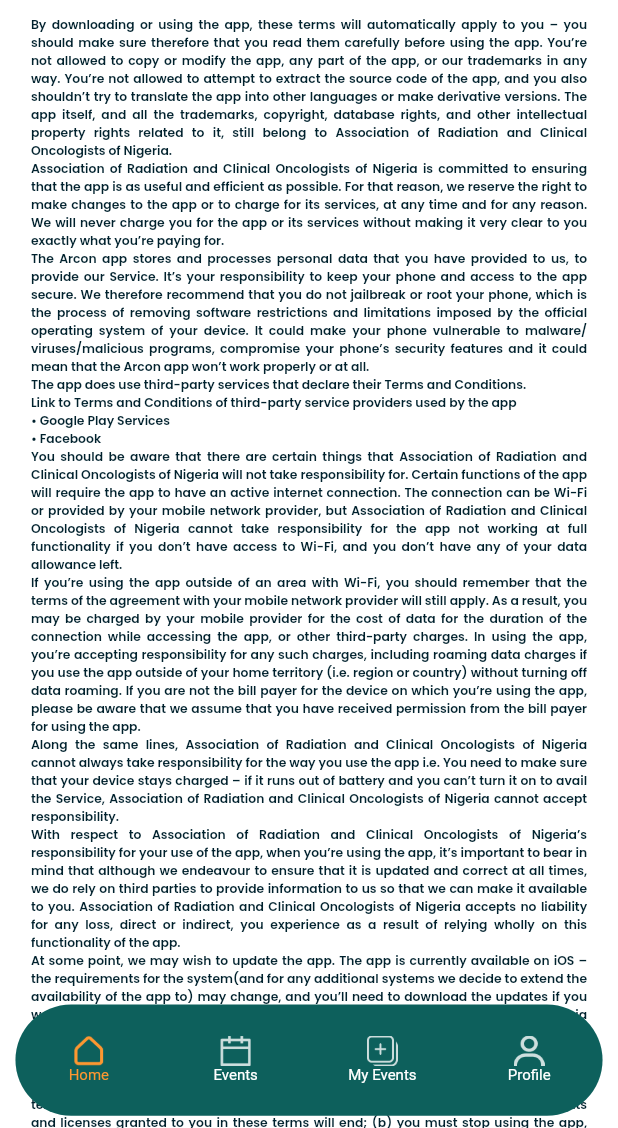
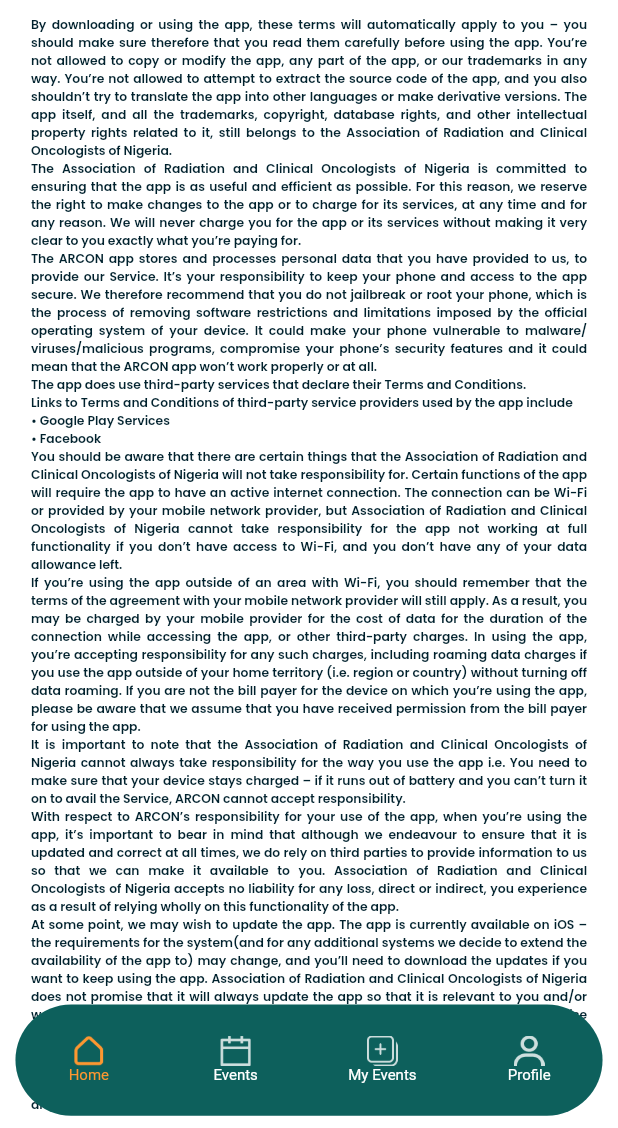
Before and after one commit to matthitachi/Arcon_app, a Flutter app: the Terms screen opened directly, on a phone screen of 412 x 824 dp, the part 108-1236 px from its top. Run offline on Flutter 3.47's test engine with Material 2 defaults, Android fonts, the light colour scheme and no system bars; our stand-ins replace dio, flutter_easyloading, get_it, google_fonts, jiffy, shared_preferences and 1 more; missing offline and left inert: advance_pdf_viewer, flutter_paystack; accounts and stored records are empty; network calls fail; statements that could not run were skipped.

Commit message:
policy, terms and profile page worked on. delete added to profile

```diff
--- a/lib/main.dart
+++ b/lib/main.dart
@@ -38,6 +38,7 @@ class MyApp extends StatelessWidget {
   @override
   Widget build(BuildContext context) {
     return MaterialApp(
+      debugShowCheckedModeBanner: false,
       title: 'ARCON',
       theme: ThemeData(
         // This is the theme of your application.
--- a/lib/views/policy.dart
+++ b/lib/views/policy.dart
@@ -115,11 +115,13 @@ class _policyState extends State<policy> {
                           padding: EdgeInsets.symmetric(vertical: 10),
                           child:
                           Text(
-                            "Association of Radiation and Clinical Oncologists of Nigeria built the Arcon app as an Ad Supported app. This SERVICE is provided by Association of Radiation and Clinical Oncologists of Nigeria at no cost and is intended for use as is."
-                                "This page is used to inform visitors regarding our policies with the collection, use, and disclosure of Personal Information if anyone decided to use our Service."
-                                "If you choose to use our Service, then you agree to the collection and use of information in relation to this policy. The Personal Information that we collect is used for providing and improving the Service. We will not use or share your information with anyone except as described in this Privacy Policy."
-                                "The terms used in this Privacy Policy have the same meanings as in our Terms and Conditions, which are accessible at Arcon unless otherwise defined in this Privacy Policy."
-                            ,
+                            "The ARCON app was built by the ASSOCIATION OF RADIATION AND CLINICAL ONCOLOGISTS OF NIGERIA "
+                                "as an Ad supported app. This service is provided by ARCON at no cost and is intended for such use. Communication "
+                                "regarding our policies with respect to the collection, use and disclosure of personal information about "
+                                "visitors to the app is provided on this page. By opting to use this app, you agree to allow us collect and "
+                                "use information for the purpose of providing and improving the service. No part of the information collected will "
+                                "be used or shared with anyone except as described in this private policy. The terms used in this private policy have "
+                                "the same meanings as in our Terms and Conditions, which are accessible at ARCON unless otherwise defined in this private policy.",
                             textAlign: TextAlign.justify,
                             style: GoogleFonts.poppins(
                               color: mainColor,
@@ -183,7 +185,8 @@ class _policyState extends State<policy> {
                           padding: EdgeInsets.symmetric(vertical: 10),
                           child:
                           Text(
-                            "We want to inform you that whenever you use our Service, in a case of an error in the app we collect data and information (through third-party products) on your phone called Log Data. This Log Data may include information such as your device Internet Protocol (“IP”) address, device name, operating system version, the configuration of the app when utilizing our Service, the time and date of your use of the Service, and other statistics."
+                            "Kindly be informed that in case of an error in the app while using our service, we collect data and information (through third party products) on your phone called log data. This data may include information such as your "
+                                "device internet protocol (‘IP’) address, device name, operating system version, configuration of the app while using our service, date of service utilization, time of service utilization and other relevant statistics."
                             ,
                             textAlign: TextAlign.justify,
                             style: GoogleFonts.poppins(
@@ -344,7 +347,8 @@ class _policyState extends State<policy> {
                           padding: EdgeInsets.symmetric(vertical: 10),
                           child:
                           Text(
-                            "These Services do not address anyone under the age of 13. We do not knowingly collect personally identifiable information from children under 13 years of age. In the case we discover that a child under 13 has provided us with personal information, we immediately delete this from our servers. If you are a parent or guardian and you are aware that your child has provided us with personal information, please contact us so that we will be able to do the necessary actions."
+                            "These Services do not address anyone under the age of 13. We do not knowingly collect personally identifiable information from children under 13 years of age.  If we discover that a child under 13 has provided us with personal information, we immediately delete this from our servers."
+                                " If you are a parent or guardian and you are aware that your child has provided us with personal information, please contact us so that we will be able to do the necessary actions."
                             ,
                             textAlign: TextAlign.justify,
                             style: GoogleFonts.poppins(
@@ -375,7 +379,8 @@ class _policyState extends State<policy> {
                           padding: EdgeInsets.symmetric(vertical: 10),
                           child:
                           Text(
-                            "We may update our Privacy Policy from time to time. Thus, you are advised to review this page periodically for any changes. We will notify you of any changes by posting the new Privacy Policy on this page."
+                            "We may update our Privacy Policy from time to time. Thus, you are advised to review this page periodically for any changes. "
+                                "We will notify you of such changes by posting the new Privacy Policy on this page."
                                 "This policy is effective as of 2022-08-04"
                             ,
                             textAlign: TextAlign.justify,
--- a/lib/views/terms.dart
+++ b/lib/views/terms.dart
@@ -115,17 +115,17 @@ class _TermsState extends State<Terms> {
                           padding: EdgeInsets.symmetric(vertical: 10),
                           child:
                           Text(
-                            "By downloading or using the app, these terms will automatically apply to you – you should make sure therefore that you read them carefully before using the app. You’re not allowed to copy or modify the app, any part of the app, or our trademarks in any way. You’re not allowed to attempt to extract the source code of the app, and you also shouldn’t try to translate the app into other languages or make derivative versions. The app itself, and all the trademarks, copyright, database rights, and other intellectual property rights related to it, still belong to Association of Radiation and Clinical Oncologists of Nigeria."
-    "\nAssociation of Radiation and Clinical Oncologists of Nigeria is committed to ensuring that the app is as useful and efficient as possible. For that reason, we reserve the right to make changes to the app or to charge for its services, at any time and for any reason. We will never charge you for the app or its services without making it very clear to you exactly what you’re paying for."
-    "\nThe Arcon app stores and processes personal data that you have provided to us, to provide our Service. It’s your responsibility to keep your phone and access to the app secure. We therefore recommend that you do not jailbreak or root your phone, which is the process of removing software restrictions and limitations imposed by the official operating system of your device. It could make your phone vulnerable to malware/viruses/malicious programs, compromise your phone’s security features and it could mean that the Arcon app won’t work properly or at all."
+                            "By downloading or using the app, these terms will automatically apply to you – you should make sure therefore that you read them carefully before using the app. You’re not allowed to copy or modify the app, any part of the app, or our trademarks in any way. You’re not allowed to attempt to extract the source code of the app, and you also shouldn’t try to translate the app into other languages or make derivative versions. The app itself, and all the trademarks, copyright, database rights, and other intellectual property rights related to it, still belongs to the Association of Radiation and Clinical Oncologists of Nigeria."
+    "\nThe Association of Radiation and Clinical Oncologists of Nigeria is committed to ensuring that the app is as useful and efficient as possible. For this reason, we reserve the right to make changes to the app or to charge for its services, at any time and for any reason. We will never charge you for the app or its services without making it very clear to you exactly what you’re paying for."
+    "\nThe ARCON app stores and processes personal data that you have provided to us, to provide our Service. It’s your responsibility to keep your phone and access to the app secure. We therefore recommend that you do not jailbreak or root your phone, which is the process of removing software restrictions and limitations imposed by the official operating system of your device. It could make your phone vulnerable to malware/viruses/malicious programs, compromise your phone’s security features and it could mean that the ARCON app won’t work properly or at all."
     "\nThe app does use third-party services that declare their Terms and Conditions."
-    "\nLink to Terms and Conditions of third-party service providers used by the app"
+    "\nLinks to Terms and Conditions of third-party service providers used by the app include"
     "\n•	Google Play Services"
     "\n•	Facebook"
-    "\nYou should be aware that there are certain things that Association of Radiation and Clinical Oncologists of Nigeria will not take responsibility for. Certain functions of the app will require the app to have an active internet connection. The connection can be Wi-Fi or provided by your mobile network provider, but Association of Radiation and Clinical Oncologists of Nigeria cannot take responsibility for the app not working at full functionality if you don’t have access to Wi-Fi, and you don’t have any of your data allowance left."
+    "\nYou should be aware that there are certain things that the Association of Radiation and Clinical Oncologists of Nigeria will not take responsibility for. Certain functions of the app will require the app to have an active internet connection. The connection can be Wi-Fi or provided by your mobile network provider, but Association of Radiation and Clinical Oncologists of Nigeria cannot take responsibility for the app not working at full functionality if you don’t have access to Wi-Fi, and you don’t have any of your data allowance left."
     "\nIf you’re using the app outside of an area with Wi-Fi, you should remember that the terms of the agreement with your mobile network provider will still apply. As a result, you may be charged by your mobile provider for the cost of data for the duration of the connection while accessing the app, or other third-party charges. In using the app, you’re accepting responsibility for any such charges, including roaming data charges if you use the app outside of your home territory (i.e. region or country) without turning off data roaming. If you are not the bill payer for the device on which you’re using the app, please be aware that we assume that you have received permission from the bill payer for using the app."
-    "\nAlong the same lines, Association of Radiation and Clinical Oncologists of Nigeria cannot always take responsibility for the way you use the app i.e. You need to make sure that your device stays charged – if it runs out of battery and you can’t turn it on to avail the Service, Association of Radiation and Clinical Oncologists of Nigeria cannot accept responsibility."
-    "\nWith respect to Association of Radiation and Clinical Oncologists of Nigeria’s responsibility for your use of the app, when you’re using the app, it’s important to bear in mind that although we endeavour to ensure that it is updated and correct at all times, we do rely on third parties to provide information to us so that we can make it available to you. Association of Radiation and Clinical Oncologists of Nigeria accepts no liability for any loss, direct or indirect, you experience as a result of relying wholly on this functionality of the app."
+    "\nIt is important to note that the Association of Radiation and Clinical Oncologists of Nigeria cannot always take responsibility for the way you use the app i.e. You need to make sure that your device stays charged – if it runs out of battery and you can’t turn it on to avail the Service, ARCON cannot accept responsibility."
+    "\nWith respect to ARCON’s responsibility for your use of the app, when you’re using the app, it’s important to bear in mind that although we endeavour to ensure that it is updated and correct at all times, we do rely on third parties to provide information to us so that we can make it available to you. Association of Radiation and Clinical Oncologists of Nigeria accepts no liability for any loss, direct or indirect, you experience as a result of relying wholly on this functionality of the app."
     "\nAt some point, we may wish to update the app. The app is currently available on iOS – the requirements for the system(and for any additional systems we decide to extend the availability of the app to) may change, and you’ll need to download the updates if you want to keep using the app. Association of Radiation and Clinical Oncologists of Nigeria does not promise that it will always update the app so that it is relevant to you and/or works with the iOS version that you have installed on your device. However, you promise to always accept updates to the application when offered to you, We may also wish to stop providing the app, and may terminate use of it at any time without giving notice of termination to you. Unless we tell you otherwise, upon any termination, (a) the rights and licenses granted to you in these terms will end; (b) you must stop using the app, and (if needed) delete it from your device."
                             ,
                             textAlign: TextAlign.justify,
@@ -158,7 +158,7 @@ class _TermsState extends State<Terms> {
                           padding: EdgeInsets.symmetric(vertical: 10),
                           child:
                           Text(
-                            "We may update our Terms and Conditions from time to time. Thus, you are advised to review this page periodically for any changes. We will notify you of any changes by posting the new Terms and Conditions on this page."
+                            "We may update our Terms and Conditions from time to time. Thus, you are advised to review this page periodically for any such changes. We will notify you of any change by posting the new Terms and Conditions on this page."
                                 "\nThese terms and conditions are effective as of 2022-08-04"
                             ,
                             textAlign: TextAlign.justify,
```
Also changed, not shown: lib/views/profile.dart (+135 -90 lines).
